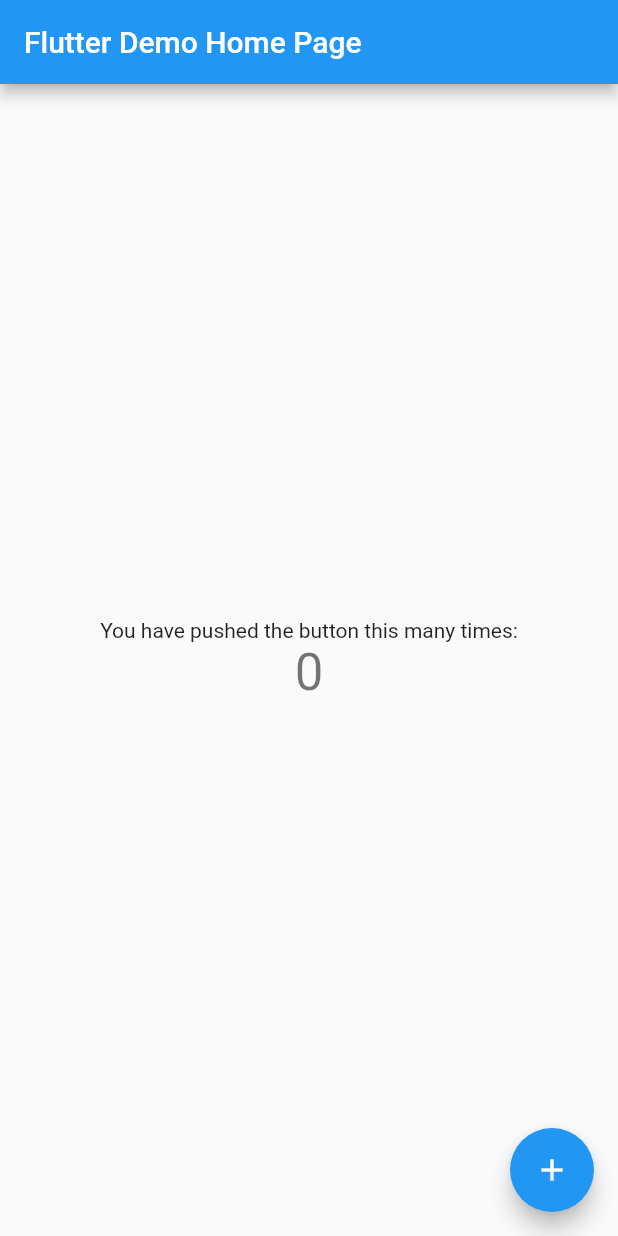
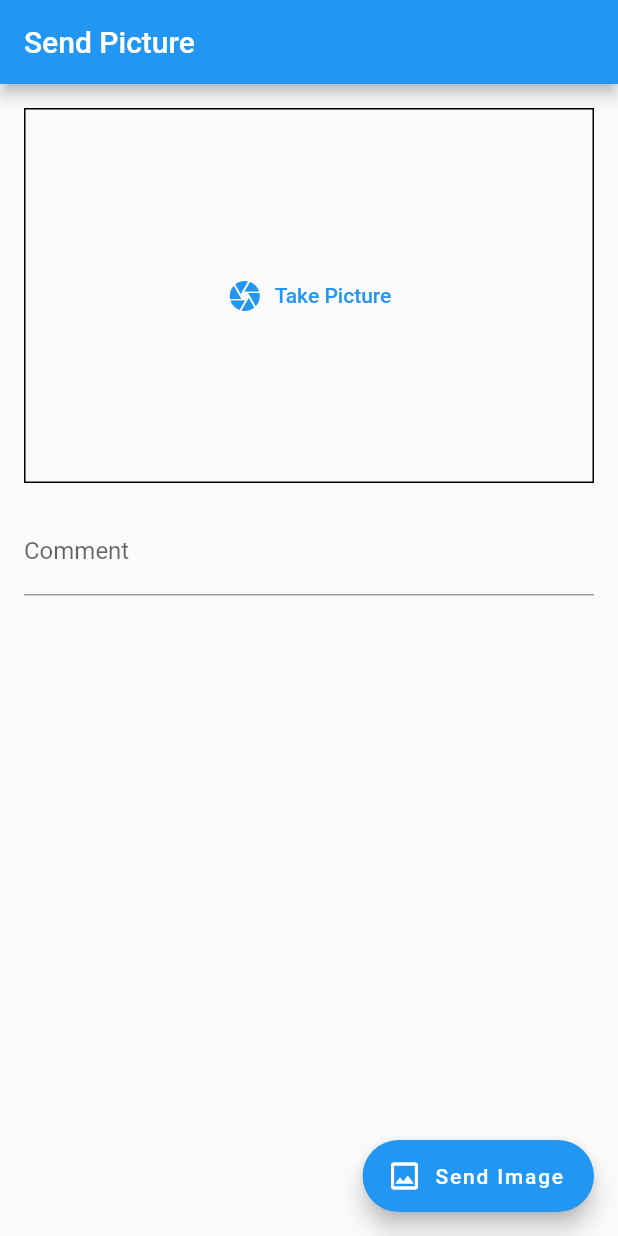
Before and after one commit to Mowgle88/photo_app, a Flutter app: the screen it shows after launch, on a phone screen of 412 x 824 dp. Run offline on Flutter 3.47's test engine with Material 2 defaults, Android fonts, the phone set to English and light mode, and no system bars.

Commit message:
feat: add screen layout

```diff
--- /dev/null
+++ b/lib/components/image_input.dart
@@ -0,0 +1,28 @@
+import 'package:flutter/material.dart';
+
+class ImageInput extends StatefulWidget {
+  const ImageInput({Key? key}) : super(key: key);
+
+  @override
+  State<ImageInput> createState() => _ImageInputState();
+}
+
+class _ImageInputState extends State<ImageInput> {
+  @override
+  Widget build(BuildContext context) {
+    Widget content = TextButton.icon(
+      onPressed: () {},
+      icon: const Icon(Icons.camera),
+      label: const Text('Take Picture'),
+    );
+
+    return Container(
+      decoration:
+          BoxDecoration(border: Border.all(width: 1, color: Colors.black)),
+      height: 250,
+      width: double.infinity,
+      alignment: Alignment.center,
+      child: content,
+    );
+  }
+}
--- a/lib/main.dart
+++ b/lib/main.dart
@@ -1,4 +1,5 @@
 import 'package:flutter/material.dart';
+import 'components/image_input.dart';
 
 void main() {
   runApp(const MyApp());
@@ -7,39 +8,20 @@ void main() {
 class MyApp extends StatelessWidget {
   const MyApp({super.key});
 
-  // This widget is the root of your application.
   @override
   Widget build(BuildContext context) {
     return MaterialApp(
-      title: 'Flutter Demo',
+      title: 'Photo App',
       theme: ThemeData(
-        // This is the theme of your application.
-        //
-        // Try running your application with "flutter run". You'll see the
-        // application has a blue toolbar. Then, without quitting the app, try
-        // changing the primarySwatch below to Colors.green and then invoke
-        // "hot reload" (press "r" in the console where you ran "flutter run",
-        // or simply save your changes to "hot reload" in a Flutter IDE).
-        // Notice that the counter didn't reset back to zero; the application
-        // is not restarted.
         primarySwatch: Colors.blue,
       ),
-      home: const MyHomePage(title: 'Flutter Demo Home Page'),
+      home: const MyHomePage(title: 'Send Picture'),
     );
   }
 }
 
 class MyHomePage extends StatefulWidget {
   const MyHomePage({super.key, required this.title});
-
-  // This widget is the home page of your application. It is stateful, meaning
-  // that it has a State object (defined below) that contains fields that affect
-  // how it looks.
-
-  // This class is the configuration for the state. It holds the values (in this
-  // case the title) provided by the parent (in this case the App widget) and
-  // used by the build method of the State. Fields in a Widget subclass are
-  // always marked "final".
 
   final String title;
 
@@ -48,68 +30,32 @@ class MyHomePage extends StatefulWidget {
 }
 
 class _MyHomePageState extends State<MyHomePage> {
-  int _counter = 0;
-
-  void _incrementCounter() {
-    setState(() {
-      // This call to setState tells the Flutter framework that something has
-      // changed in this State, which causes it to rerun the build method below
-      // so that the display can reflect the updated values. If we changed
-      // _counter without calling setState(), then the build method would not be
-      // called again, and so nothing would appear to happen.
-      _counter++;
-    });
-  }
-
   @override
   Widget build(BuildContext context) {
-    // This method is rerun every time setState is called, for instance as done
-    // by the _incrementCounter method above.
-    //
-    // The Flutter framework has been optimized to make rerunning build methods
-    // fast, so that you can just rebuild anything that needs updating rather
-    // than having to individually change instances of widgets.
     return Scaffold(
       appBar: AppBar(
-        // Here we take the value from the MyHomePage object that was created by
-        // the App.build method, and use it to set our appbar title.
         title: Text(widget.title),
       ),
-      body: Center(
-        // Center is a layout widget. It takes a single child and positions it
-        // in the middle of the parent.
+      body: Padding(
+        padding: const EdgeInsets.all(16.0),
         child: Column(
-          // Column is also a layout widget. It takes a list of children and
-          // arranges them vertically. By default, it sizes itself to fit its
-          // children horizontally, and tries to be as tall as its parent.
-          //
-          // Invoke "debug painting" (press "p" in the console, choose the
-          // "Toggle Debug Paint" action from the Flutter Inspector in Android
-          // Studio, or the "Toggle Debug Paint" command in Visual Studio Code)
-          // to see the wireframe for each widget.
-          //
-          // Column has various properties to control how it sizes itself and
-          // how it positions its children. Here we use mainAxisAlignment to
-          // center the children vertically; the main axis here is the vertical
-          // axis because Columns are vertical (the cross axis would be
-          // horizontal).
-          mainAxisAlignment: MainAxisAlignment.center,
-          children: <Widget>[
-            const Text(
-              'You have pushed the button this many times:',
-            ),
-            Text(
-              '$_counter',
-              style: Theme.of(context).textTheme.headlineMedium,
-            ),
+          children: const [
+            ImageInput(),
+            SizedBox(height: 16),
+            TextField(
+              decoration: InputDecoration(
+                labelText: 'Comment',
+              ),
+            )
           ],
         ),
       ),
-      floatingActionButton: FloatingActionButton(
-        onPressed: _incrementCounter,
+      floatingActionButton: FloatingActionButton.extended(
+        label: const Text('Send Image'),
+        icon: const Icon(Icons.image_outlined),
+        onPressed: () {},
         tooltip: 'Increment',
-        child: const Icon(Icons.add),
-      ), // This trailing comma makes auto-formatting nicer for build methods.
+      ),
     );
   }
 }
```
